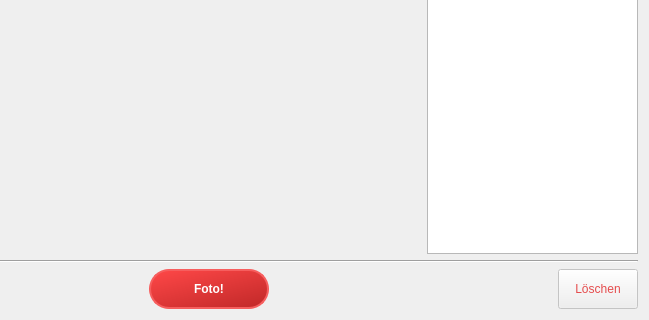
Above: photoBooth.ui from Nepomuk/photobooth before the change; both pictures show x 330 to 979 and y 315 to 635 of the 979 by 635 pixel window. Below: the same form after it.
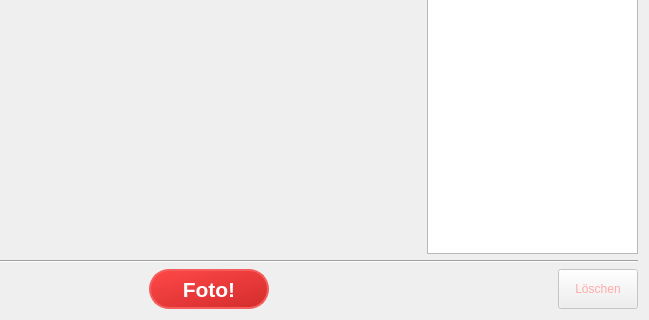
That is the form after the change. Icons and pictures are not drawn.

Commit message: Add a delete button.

```diff
--- a/photoBooth.ui
+++ b/photoBooth.ui
@@ -212,6 +212,7 @@
        </property>
        <property name="font">
         <font>
+         <pointsize>16</pointsize>
          <weight>75</weight>
          <bold>true</bold>
         </font>
@@ -219,9 +220,7 @@
        <property name="styleSheet">
         <string notr="true">QPushButton {
 color: white;
-font-weight: 600;
-
-background: qlineargradient(spread:pad, x1:0, y1:0, x2:0.786, y2:1, stop:0 rgba(255, 72, 72, 255), stop:1 rgba(198, 43, 43, 255));
+background: qlineargradient(spread:pad, x1:0, y1:0, x2:0.786, y2:1, stop:0 rgba(255, 72, 72, 255), stop:1 rgba(215, 47, 47, 255));
 border: 2px solid rgb(246, 94, 94);
 border-radius: 20px;
 }
@@ -283,7 +282,13 @@
         </size>
        </property>
        <property name="styleSheet">
-        <string notr="true">color: rgb(229, 76, 77);</string>
+        <string notr="true">QPushButton {
+color: rgb(229, 76, 77);
+}
+
+QPushButton:disabled {
+color: rgb(255, 170, 170)
+}</string>
        </property>
        <property name="text">
         <string>Löschen</string>
```
Left out of the diff: 2 changed lines with no effect on the pictures. The commit also changes 2 other files.
